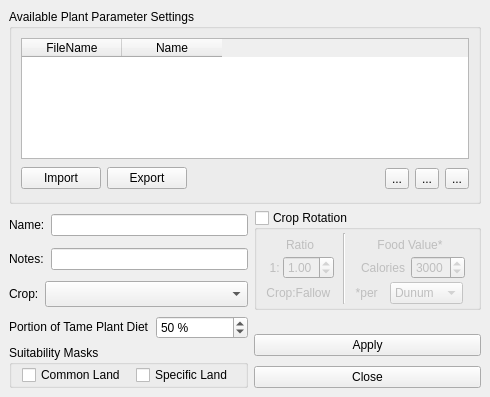
Qt form src/ui/lacropparametermanagerbase.ui (arkygeek/landuseanalyst) before a commit.
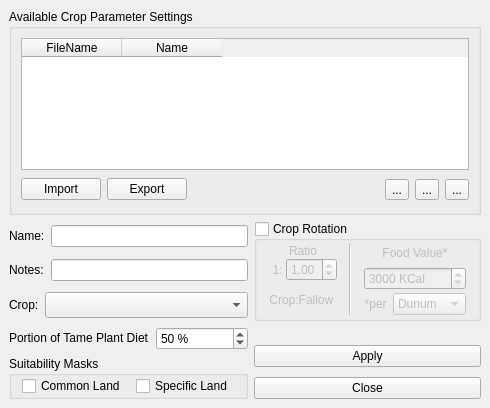
The same form after that commit. Icons and pictures are not drawn.

Commit message: updated all forms to correctly display tools tips and what is this stuff. Also added three combo boxes to fodder section of animal parameters that needs to be implemented in lamainform.cpp so that they are populated with crops selected to be used in the model.

```diff
--- a/src/ui/lacropparametermanagerbase.ui
+++ b/src/ui/lacropparametermanagerbase.ui
@@ -6,7 +6,7 @@
     <x>0</x>
     <y>0</y>
     <width>490</width>
-    <height>397</height>
+    <height>408</height>
    </rect>
   </property>
   <property name="minimumSize" >
@@ -25,7 +25,304 @@
    <property name="spacing" >
     <number>6</number>
    </property>
-   <item row="7" column="3" >
+   <item row="4" column="2" >
+    <spacer>
+     <property name="orientation" >
+      <enum>Qt::Vertical</enum>
+     </property>
+     <property name="sizeHint" >
+      <size>
+       <width>227</width>
+       <height>16</height>
+      </size>
+     </property>
+    </spacer>
+   </item>
+   <item rowspan="3" row="1" column="2" >
+    <widget class="QGroupBox" name="grpCropRotation" >
+     <property name="sizePolicy" >
+      <sizepolicy>
+       <hsizetype>5</hsizetype>
+       <vsizetype>5</vsizetype>
+       <horstretch>0</horstretch>
+       <verstretch>0</verstretch>
+      </sizepolicy>
+     </property>
+     <property name="minimumSize" >
+      <size>
+       <width>227</width>
+       <height>100</height>
+      </size>
+     </property>
+     <property name="cursor" >
+      <cursor>0</cursor>
+     </property>
+     <property name="whatsThis" >
+      <string>&lt;html>&lt;head>&lt;meta name="qrichtext" content="1" />&lt;style type="text/css">
+p, li { white-space: pre-wrap; }
+&lt;/style>&lt;/head>&lt;body style=" font-family:'Sans Serif'; font-size:9pt; font-weight:400; font-style:normal; text-decoration:none;">
+&lt;p style=" margin-top:0px; margin-bottom:0px; margin-left:0px; margin-right:0px; -qt-block-indent:0; text-indent:0px;">If crops were rotated, the checkbox needs to be checked. The variables for crop rotation are unavailable until this has been done.&lt;/p>
+&lt;p style=" margin-top:12px; margin-bottom:12px; margin-left:0px; margin-right:0px; -qt-block-indent:0; text-indent:0px;">Keep in mind that animals can graze the fallow land. Because of this, you will need to estimate what the food value from the fallow land would have been, similar to what needs to be done when defining grazing land.&lt;/p>&lt;/body>&lt;/html></string>
+     </property>
+     <property name="title" >
+      <string>Crop Rotation</string>
+     </property>
+     <property name="checkable" >
+      <bool>true</bool>
+     </property>
+     <property name="checked" >
+      <bool>false</bool>
+     </property>
+     <layout class="QGridLayout" >
+      <property name="margin" >
+       <number>3</number>
+      </property>
+      <property name="spacing" >
+       <number>3</number>
+      </property>
+      <item row="0" column="0" >
+       <layout class="QVBoxLayout" >
+        <property name="margin" >
+         <number>0</number>
+        </property>
+        <property name="spacing" >
+         <number>3</number>
+        </property>
+        <item>
+         <layout class="QGridLayout" >
+          <property name="margin" >
+           <number>0</number>
+          </property>
+          <property name="spacing" >
+           <number>0</number>
+          </property>
+          <item row="1" column="1" >
+           <widget class="QDoubleSpinBox" name="sbFallowRatio" >
+            <property name="toolTip" >
+             <string>&lt;html>&lt;head>&lt;meta name="qrichtext" content="1" />&lt;style type="text/css">
+p, li { white-space: pre-wrap; }
+&lt;/style>&lt;/head>&lt;body style=" font-family:'Sans Serif'; font-size:9pt; font-weight:400; font-style:normal; text-decoration:none;">
+&lt;p style=" margin-top:0px; margin-bottom:0px; margin-left:0px; margin-right:0px; -qt-block-indent:0; text-indent:0px;">Fallow Ratio&lt;/p>&lt;/body>&lt;/html></string>
+            </property>
+            <property name="whatsThis" >
+             <string>&lt;html>&lt;head>&lt;meta name="qrichtext" content="1" />&lt;style type="text/css">
+p, li { white-space: pre-wrap; }
+&lt;/style>&lt;/head>&lt;body style=" font-family:'Sans Serif'; font-size:9pt; font-weight:400; font-style:normal; text-decoration:none;">
+&lt;p style=" margin-top:0px; margin-bottom:0px; margin-left:0px; margin-right:0px; -qt-block-indent:0; text-indent:0px;">When crop rotation is used, this field must be set. If the land grows a crop one year, and is left fallow the next, then the crop to fallow ratio is 1:1 so you would set the value to 1. For more complicated rotations, such as a cereal-legume-fallow rotation, it gets slightly more complicated. That situation would be one year out of three fallow and two years out of three crop. In this case, the setting would be 0.50 which might seem confusing.&lt;/p>
+&lt;p style=" margin-top:12px; margin-bottom:12px; margin-left:0px; margin-right:0px; -qt-block-indent:0; text-indent:0px;">Just remember that you need to &lt;span style=" font-weight:600;">divide the &lt;/span>&lt;span style=" font-weight:600; font-style:italic;">number of years of fallow&lt;/span>&lt;span style=" font-weight:600;"> by the &lt;/span>&lt;span style=" font-weight:600; font-style:italic;">number of years of crop&lt;/span> to set this properly.&lt;/p>&lt;/body>&lt;/html></string>
+            </property>
+            <property name="maximum" >
+             <double>5.000000000000000</double>
+            </property>
+            <property name="singleStep" >
+             <double>0.250000000000000</double>
+            </property>
+            <property name="value" >
+             <double>1.000000000000000</double>
+            </property>
+           </widget>
+          </item>
+          <item row="0" column="0" colspan="2" >
+           <widget class="QLabel" name="labelFallow1" >
+            <property name="sizePolicy" >
+             <sizepolicy>
+              <hsizetype>1</hsizetype>
+              <vsizetype>5</vsizetype>
+              <horstretch>0</horstretch>
+              <verstretch>0</verstretch>
+             </sizepolicy>
+            </property>
+            <property name="toolTip" >
+             <string>&lt;html>&lt;head>&lt;meta name="qrichtext" content="1" />&lt;style type="text/css">
+p, li { white-space: pre-wrap; }
+&lt;/style>&lt;/head>&lt;body style=" font-family:'Sans Serif'; font-size:9pt; font-weight:400; font-style:normal; text-decoration:none;">
+&lt;p style=" margin-top:0px; margin-bottom:0px; margin-left:0px; margin-right:0px; -qt-block-indent:0; text-indent:0px;">A value of 1:1 is default, and means that half the land is fallow, half is crop.  If there is a crop rotation so that it is only fallow every 3rd year, you could use a ratio of 2:1.  If they cropped continuously, the ratio would be 1:0.&lt;/p>&lt;/body>&lt;/html></string>
+            </property>
+            <property name="text" >
+             <string>Ratio</string>
+            </property>
+            <property name="alignment" >
+             <set>Qt::AlignCenter</set>
+            </property>
+           </widget>
+          </item>
+          <item row="1" column="0" >
+           <widget class="QLabel" name="labelFallow3" >
+            <property name="layoutDirection" >
+             <enum>Qt::LeftToRight</enum>
+            </property>
+            <property name="text" >
+             <string> 1: </string>
+            </property>
+            <property name="alignment" >
+             <set>Qt::AlignRight|Qt::AlignTrailing|Qt::AlignVCenter</set>
+            </property>
+           </widget>
+          </item>
+         </layout>
+        </item>
+        <item>
+         <widget class="QLabel" name="labelFallow5" >
+          <property name="sizePolicy" >
+           <sizepolicy>
+            <hsizetype>0</hsizetype>
+            <vsizetype>5</vsizetype>
+            <horstretch>0</horstretch>
+            <verstretch>0</verstretch>
+           </sizepolicy>
+          </property>
+          <property name="toolTip" >
+           <string>&lt;html>&lt;head>&lt;meta name="qrichtext" content="1" />&lt;style type="text/css">
+p, li { white-space: pre-wrap; }
+&lt;/style>&lt;/head>&lt;body style=" font-family:'Sans Serif'; font-size:9pt; font-weight:400; font-style:normal; text-decoration:none;">
+&lt;p style=" margin-top:0px; margin-bottom:0px; margin-left:0px; margin-right:0px; -qt-block-indent:0; text-indent:0px;">A value of 1:1 is default, and means that half the land is fallow, half is crop.  If there is a crop rotation so that it is only fallow every 3rd year, you could use a ratio of 2:1.  If they cropped continuously, the ratio would be 1:0.&lt;/p>&lt;/body>&lt;/html></string>
+          </property>
+          <property name="text" >
+           <string>Crop:Fallow </string>
+          </property>
+          <property name="alignment" >
+           <set>Qt::AlignCenter</set>
+          </property>
+         </widget>
+        </item>
+       </layout>
+      </item>
+      <item row="0" column="2" >
+       <layout class="QGridLayout" >
+        <property name="margin" >
+         <number>0</number>
+        </property>
+        <property name="spacing" >
+         <number>3</number>
+        </property>
+        <item row="0" column="0" colspan="2" >
+         <layout class="QVBoxLayout" >
+          <property name="margin" >
+           <number>0</number>
+          </property>
+          <property name="spacing" >
+           <number>6</number>
+          </property>
+          <item>
+           <widget class="QLabel" name="labelFallow2" >
+            <property name="text" >
+             <string>Food Value*</string>
+            </property>
+            <property name="alignment" >
+             <set>Qt::AlignCenter</set>
+            </property>
+           </widget>
+          </item>
+          <item>
+           <widget class="QSpinBox" name="sbFallowCalories" >
+            <property name="sizePolicy" >
+             <sizepolicy>
+              <hsizetype>5</hsizetype>
+              <vsizetype>0</vsizetype>
+              <horstretch>0</horstretch>
+              <verstretch>0</verstretch>
+             </sizepolicy>
+            </property>
+            <property name="toolTip" >
+             <string>&lt;html>&lt;head>&lt;meta name="qrichtext" content="1" />&lt;style type="text/css">
+p, li { white-space: pre-wrap; }
+&lt;/style>&lt;/head>&lt;body style=" font-family:'Sans Serif'; font-size:9pt; font-weight:400; font-style:normal; text-decoration:none;">
+&lt;p style=" margin-top:0px; margin-bottom:0px; margin-left:0px; margin-right:0px; -qt-block-indent:0; text-indent:0px;">Food Value of Fallow Land&lt;/p>&lt;/body>&lt;/html></string>
+            </property>
+            <property name="whatsThis" >
+             <string>&lt;html>&lt;head>&lt;meta name="qrichtext" content="1" />&lt;style type="text/css">
+p, li { white-space: pre-wrap; }
+&lt;/style>&lt;/head>&lt;body style=" font-family:'Sans Serif'; font-size:9pt; font-weight:400; font-style:normal; text-decoration:none;">
+&lt;p style=" margin-top:0px; margin-bottom:0px; margin-left:0px; margin-right:0px; -qt-block-indent:0; text-indent:0px;">If the selected crop is being grown in a rotation, producing fallow land, that land can be grazed. LandUse Analyst needs to know how many calories this land can give grazing animals per year. These numbers are in KCalories per dunum/hectare. (you can select the area units)&lt;/p>&lt;/body>&lt;/html></string>
+            </property>
+            <property name="suffix" >
+             <string> KCal</string>
+            </property>
+            <property name="maximum" >
+             <number>500000</number>
+            </property>
+            <property name="minimum" >
+             <number>1</number>
+            </property>
+            <property name="value" >
+             <number>3000</number>
+            </property>
+           </widget>
+          </item>
+         </layout>
+        </item>
+        <item row="1" column="1" >
+         <widget class="QComboBox" name="comboBoxAreaUnits" >
+          <property name="sizePolicy" >
+           <sizepolicy>
+            <hsizetype>4</hsizetype>
+            <vsizetype>0</vsizetype>
+            <horstretch>0</horstretch>
+            <verstretch>0</verstretch>
+           </sizepolicy>
+          </property>
+          <property name="toolTip" >
+           <string>&lt;html>&lt;head>&lt;meta name="qrichtext" content="1" />&lt;style type="text/css">
+p, li { white-space: pre-wrap; }
+&lt;/style>&lt;/head>&lt;body style=" font-family:'Sans Serif'; font-size:9pt; font-weight:400; font-style:normal; text-decoration:none;">
+&lt;p style=" margin-top:0px; margin-bottom:0px; margin-left:0px; margin-right:0px; -qt-block-indent:0; text-indent:0px;">1 dunum = 1000 square meters&lt;/p>
+&lt;p style=" margin-top:0px; margin-bottom:0px; margin-left:0px; margin-right:0px; -qt-block-indent:0; text-indent:0px;">1 hectare = 10,000 square meters&lt;/p>&lt;/body>&lt;/html></string>
+          </property>
+          <item>
+           <property name="text" >
+            <string>Dunum</string>
+           </property>
+          </item>
+          <item>
+           <property name="text" >
+            <string>Hectare</string>
+           </property>
+          </item>
+         </widget>
+        </item>
+        <item row="1" column="0" >
+         <widget class="QLabel" name="labelFallow6" >
+          <property name="sizePolicy" >
+           <sizepolicy>
+            <hsizetype>4</hsizetype>
+            <vsizetype>5</vsizetype>
+            <horstretch>0</horstretch>
+            <verstretch>0</verstretch>
+           </sizepolicy>
+          </property>
+          <property name="toolTip" >
+           <string>&lt;html>&lt;head>&lt;meta name="qrichtext" content="1" />&lt;style type="text/css">
+p, li { white-space: pre-wrap; }
+&lt;/style>&lt;/head>&lt;body style=" font-family:'Sans Serif'; font-size:9pt; font-weight:400; font-style:normal; text-decoration:none;">
+&lt;p style=" margin-top:0px; margin-bottom:0px; margin-left:0px; margin-right:0px; -qt-block-indent:0; text-indent:0px;">Weeks from birth to kill weight&lt;/p>&lt;/body>&lt;/html></string>
+          </property>
+          <property name="text" >
+           <string>*per </string>
+          </property>
+          <property name="textFormat" >
+           <enum>Qt::AutoText</enum>
+          </property>
+          <property name="alignment" >
+           <set>Qt::AlignRight|Qt::AlignTrailing|Qt::AlignVCenter</set>
+          </property>
+          <property name="wordWrap" >
+           <bool>false</bool>
+          </property>
+         </widget>
+        </item>
+       </layout>
+      </item>
+      <item row="0" column="1" >
+       <widget class="Line" name="line" >
+        <property name="orientation" >
+         <enum>Qt::Vertical</enum>
+        </property>
+       </widget>
+      </item>
+     </layout>
+    </widget>
+   </item>
+   <item row="7" column="2" >
     <widget class="QPushButton" name="pbnClose" >
      <property name="sizePolicy" >
       <sizepolicy>
@@ -40,7 +337,7 @@
      </property>
     </widget>
    </item>
-   <item rowspan="2" row="5" column="3" >
+   <item rowspan="2" row="5" column="2" >
     <widget class="QPushButton" name="pbnApply" >
      <property name="sizePolicy" >
       <sizepolicy>
@@ -55,20 +352,7 @@
      </property>
     </widget>
    </item>
-   <item row="4" column="3" >
-    <spacer>
-     <property name="orientation" >
-      <enum>Qt::Vertical</enum>
-     </property>
-     <property name="sizeHint" >
-      <size>
-       <width>20</width>
-       <height>16</height>
-      </size>
-     </property>
-    </spacer>
-   </item>
-   <item rowspan="2" row="4" column="0" colspan="3" >
+   <item rowspan="2" row="4" column="0" colspan="2" >
     <layout class="QHBoxLayout" >
      <property name="margin" >
       <number>0</number>
@@ -126,7 +410,7 @@
      </item>
     </layout>
    </item>
-   <item rowspan="2" row="6" column="0" colspan="3" >
+   <item rowspan="2" row="6" column="0" colspan="2" >
     <widget class="QGroupBox" name="groupBoxSuitableLand" >
      <property name="sizePolicy" >
       <sizepolicy>
@@ -198,10 +482,10 @@
      </property>
     </widget>
    </item>
-   <item row="0" column="0" colspan="4" >
+   <item row="0" column="0" colspan="3" >
     <widget class="QGroupBox" name="grpProfiles" >
      <property name="title" >
-      <string>Available Plant Parameter Settings</string>
+      <string>Available Crop Parameter Settings</string>
      </property>
      <layout class="QGridLayout" >
       <property name="margin" >
@@ -317,280 +601,17 @@
      </layout>
     </widget>
    </item>
-   <item row="1" column="1" colspan="2" >
+   <item row="1" column="1" >
     <widget class="QLineEdit" name="leName" >
      <property name="whatsThis" >
-      <string>Short name for the current layerset</string>
-     </property>
-    </widget>
-   </item>
-   <item rowspan="3" row="1" column="3" >
-    <widget class="QGroupBox" name="grpCropRotation" >
-     <property name="sizePolicy" >
-      <sizepolicy>
-       <hsizetype>5</hsizetype>
-       <vsizetype>5</vsizetype>
-       <horstretch>0</horstretch>
-       <verstretch>0</verstretch>
-      </sizepolicy>
-     </property>
-     <property name="minimumSize" >
-      <size>
-       <width>227</width>
-       <height>100</height>
-      </size>
-     </property>
-     <property name="cursor" >
-      <cursor>0</cursor>
-     </property>
-     <property name="whatsThis" >
-      <string>Select Fodder if you believe the animals were fed grain to supplement their grazing.  You will then have to select how many kg of the selected grain you believe they fed each animal either every day, week, or month.</string>
-     </property>
-     <property name="title" >
-      <string>Crop Rotation</string>
-     </property>
-     <property name="checkable" >
-      <bool>true</bool>
-     </property>
-     <property name="checked" >
-      <bool>false</bool>
-     </property>
-     <layout class="QGridLayout" >
-      <property name="margin" >
-       <number>3</number>
-      </property>
-      <property name="spacing" >
-       <number>3</number>
-      </property>
-      <item row="0" column="0" >
-       <layout class="QGridLayout" >
-        <property name="margin" >
-         <number>0</number>
-        </property>
-        <property name="spacing" >
-         <number>0</number>
-        </property>
-        <item row="1" column="1" >
-         <widget class="QDoubleSpinBox" name="sbFallowRatio" >
-          <property name="toolTip" >
-           <string>&lt;html>&lt;head>&lt;meta name="qrichtext" content="1" />&lt;style type="text/css">
+      <string>&lt;html>&lt;head>&lt;meta name="qrichtext" content="1" />&lt;style type="text/css">
 p, li { white-space: pre-wrap; }
 &lt;/style>&lt;/head>&lt;body style=" font-family:'Sans Serif'; font-size:9pt; font-weight:400; font-style:normal; text-decoration:none;">
-&lt;p style=" margin-top:0px; margin-bottom:0px; margin-left:0px; margin-right:0px; -qt-block-indent:0; text-indent:0px;">Fallow&lt;/p>&lt;/body>&lt;/html></string>
-          </property>
-          <property name="maximum" >
-           <double>5.000000000000000</double>
-          </property>
-          <property name="singleStep" >
-           <double>0.250000000000000</double>
-          </property>
-          <property name="value" >
-           <double>1.000000000000000</double>
-          </property>
-         </widget>
-        </item>
-        <item row="0" column="0" colspan="2" >
-         <widget class="QLabel" name="labelFallow1" >
-          <property name="sizePolicy" >
-           <sizepolicy>
-            <hsizetype>1</hsizetype>
-            <vsizetype>5</vsizetype>
-            <horstretch>0</horstretch>
-            <verstretch>0</verstretch>
-           </sizepolicy>
-          </property>
-          <property name="toolTip" >
-           <string>&lt;html>&lt;head>&lt;meta name="qrichtext" content="1" />&lt;style type="text/css">
-p, li { white-space: pre-wrap; }
-&lt;/style>&lt;/head>&lt;body style=" font-family:'Sans Serif'; font-size:9pt; font-weight:400; font-style:normal; text-decoration:none;">
-&lt;p style=" margin-top:0px; margin-bottom:0px; margin-left:0px; margin-right:0px; -qt-block-indent:0; text-indent:0px;">A value of 1:1 is default, and means that half the land is fallow, half is crop.  If there is a crop rotation so that it is only fallow every 3rd year, you could use a ratio of 2:1.  If they cropped continuously, the ratio would be 1:0.&lt;/p>&lt;/body>&lt;/html></string>
-          </property>
-          <property name="text" >
-           <string>Ratio</string>
-          </property>
-          <property name="alignment" >
-           <set>Qt::AlignCenter</set>
-          </property>
-         </widget>
-        </item>
-        <item row="1" column="0" >
-         <widget class="QLabel" name="labelFallow3" >
-          <property name="layoutDirection" >
-           <enum>Qt::LeftToRight</enum>
-          </property>
-          <property name="text" >
-           <string> 1: </string>
-          </property>
-          <property name="alignment" >
-           <set>Qt::AlignRight|Qt::AlignTrailing|Qt::AlignVCenter</set>
-          </property>
-         </widget>
-        </item>
-       </layout>
-      </item>
-      <item row="1" column="0" >
-       <widget class="QLabel" name="labelFallow5" >
-        <property name="sizePolicy" >
-         <sizepolicy>
-          <hsizetype>0</hsizetype>
-          <vsizetype>5</vsizetype>
-          <horstretch>0</horstretch>
-          <verstretch>0</verstretch>
-         </sizepolicy>
-        </property>
-        <property name="toolTip" >
-         <string>&lt;html>&lt;head>&lt;meta name="qrichtext" content="1" />&lt;style type="text/css">
-p, li { white-space: pre-wrap; }
-&lt;/style>&lt;/head>&lt;body style=" font-family:'Sans Serif'; font-size:9pt; font-weight:400; font-style:normal; text-decoration:none;">
-&lt;p style=" margin-top:0px; margin-bottom:0px; margin-left:0px; margin-right:0px; -qt-block-indent:0; text-indent:0px;">A value of 1:1 is default, and means that half the land is fallow, half is crop.  If there is a crop rotation so that it is only fallow every 3rd year, you could use a ratio of 2:1.  If they cropped continuously, the ratio would be 1:0.&lt;/p>&lt;/body>&lt;/html></string>
-        </property>
-        <property name="text" >
-         <string>Crop:Fallow </string>
-        </property>
-        <property name="alignment" >
-         <set>Qt::AlignCenter</set>
-        </property>
-       </widget>
-      </item>
-      <item row="0" column="2" colspan="2" >
-       <layout class="QVBoxLayout" >
-        <property name="margin" >
-         <number>0</number>
-        </property>
-        <property name="spacing" >
-         <number>0</number>
-        </property>
-        <item>
-         <widget class="QLabel" name="labelFallow2" >
-          <property name="text" >
-           <string>Food Value*</string>
-          </property>
-          <property name="alignment" >
-           <set>Qt::AlignCenter</set>
-          </property>
-         </widget>
-        </item>
-        <item>
-         <layout class="QHBoxLayout" >
-          <property name="margin" >
-           <number>0</number>
-          </property>
-          <property name="spacing" >
-           <number>6</number>
-          </property>
-          <item>
-           <widget class="QLabel" name="labelFallow4" >
-            <property name="sizePolicy" >
-             <sizepolicy>
-              <hsizetype>1</hsizetype>
-              <vsizetype>5</vsizetype>
-              <horstretch>0</horstretch>
-              <verstretch>0</verstretch>
-             </sizepolicy>
-            </property>
-            <property name="text" >
-             <string>Calories</string>
-            </property>
-            <property name="alignment" >
-             <set>Qt::AlignRight|Qt::AlignTrailing|Qt::AlignVCenter</set>
-            </property>
-           </widget>
-          </item>
-          <item>
-           <widget class="QSpinBox" name="sbFallowCalories" >
-            <property name="sizePolicy" >
-             <sizepolicy>
-              <hsizetype>0</hsizetype>
-              <vsizetype>0</vsizetype>
-              <horstretch>0</horstretch>
-              <verstretch>0</verstretch>
-             </sizepolicy>
-            </property>
-            <property name="maximum" >
-             <number>5000</number>
-            </property>
-            <property name="minimum" >
-             <number>1</number>
-            </property>
-            <property name="value" >
-             <number>3000</number>
-            </property>
-           </widget>
-          </item>
-         </layout>
-        </item>
-       </layout>
-      </item>
-      <item row="1" column="3" >
-       <widget class="QComboBox" name="comboBoxAreaUnits" >
-        <property name="sizePolicy" >
-         <sizepolicy>
-          <hsizetype>4</hsizetype>
-          <vsizetype>0</vsizetype>
-          <horstretch>0</horstretch>
-          <verstretch>0</verstretch>
-         </sizepolicy>
-        </property>
-        <property name="toolTip" >
-         <string>&lt;html>&lt;head>&lt;meta name="qrichtext" content="1" />&lt;style type="text/css">
-p, li { white-space: pre-wrap; }
-&lt;/style>&lt;/head>&lt;body style=" font-family:'Sans Serif'; font-size:9pt; font-weight:400; font-style:normal; text-decoration:none;">
-&lt;p style=" margin-top:0px; margin-bottom:0px; margin-left:0px; margin-right:0px; -qt-block-indent:0; text-indent:0px;">1 dunum = 1000 square meters&lt;/p>
-&lt;p style=" margin-top:0px; margin-bottom:0px; margin-left:0px; margin-right:0px; -qt-block-indent:0; text-indent:0px;">1 hectare = 10,000 square meters&lt;/p>&lt;/body>&lt;/html></string>
-        </property>
-        <item>
-         <property name="text" >
-          <string>Dunum</string>
-         </property>
-        </item>
-        <item>
-         <property name="text" >
-          <string>Hectare</string>
-         </property>
-        </item>
-       </widget>
-      </item>
-      <item row="1" column="2" >
-       <widget class="QLabel" name="labelFallow6" >
-        <property name="sizePolicy" >
-         <sizepolicy>
-          <hsizetype>4</hsizetype>
-          <vsizetype>5</vsizetype>
-          <horstretch>0</horstretch>
-          <verstretch>0</verstretch>
-         </sizepolicy>
-        </property>
-        <property name="toolTip" >
-         <string>&lt;html>&lt;head>&lt;meta name="qrichtext" content="1" />&lt;style type="text/css">
-p, li { white-space: pre-wrap; }
-&lt;/style>&lt;/head>&lt;body style=" font-family:'Sans Serif'; font-size:9pt; font-weight:400; font-style:normal; text-decoration:none;">
-&lt;p style=" margin-top:0px; margin-bottom:0px; margin-left:0px; margin-right:0px; -qt-block-indent:0; text-indent:0px;">Weeks from birth to kill weight&lt;/p>&lt;/body>&lt;/html></string>
-        </property>
-        <property name="text" >
-         <string>*per </string>
-        </property>
-        <property name="textFormat" >
-         <enum>Qt::AutoText</enum>
-        </property>
-        <property name="alignment" >
-         <set>Qt::AlignRight|Qt::AlignTrailing|Qt::AlignVCenter</set>
-        </property>
-        <property name="wordWrap" >
-         <bool>false</bool>
-        </property>
-       </widget>
-      </item>
-      <item rowspan="2" row="0" column="1" >
-       <widget class="Line" name="line" >
-        <property name="orientation" >
-         <enum>Qt::Vertical</enum>
-        </property>
-       </widget>
-      </item>
-     </layout>
+&lt;p style=" margin-top:0px; margin-bottom:0px; margin-left:0px; margin-right:0px; -qt-block-indent:0; text-indent:0px;">Enter the name of the crop parameter you are defining in this field. You do not need a unique name. You can have, for example, 10 different crop parameters defined, all named "Jericho". LandUse Analyst uses a special method of saving the crop to eliminate the issue of duplicate filenames. This way, you can have, for example, conservative and optimistic settings for each crop at a site. &lt;/p>&lt;/body>&lt;/html></string>
+     </property>
     </widget>
    </item>
-   <item row="3" column="0" colspan="3" >
+   <item row="3" column="0" colspan="2" >
     <layout class="QHBoxLayout" >
      <property name="margin" >
       <number>0</number>
@@ -625,7 +646,7 @@
      </item>
     </layout>
    </item>
-   <item row="8" column="2" >
+   <item row="8" column="1" >
     <spacer>
      <property name="orientation" >
       <enum>Qt::Vertical</enum>
@@ -653,7 +674,7 @@
      </property>
     </widget>
    </item>
-   <item row="2" column="1" colspan="2" >
+   <item row="2" column="1" >
     <widget class="QLineEdit" name="leDescription" >
      <property name="sizePolicy" >
       <sizepolicy>
```
Left out of the diff: 110 changed lines with no effect on the pictures. The commit also changes 12 other files.
